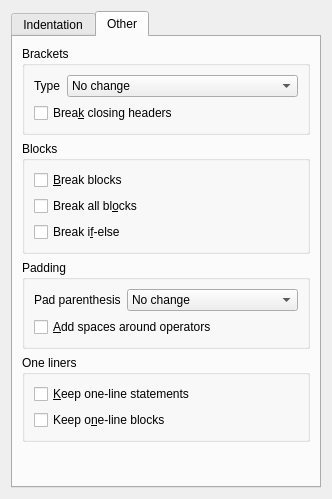
Before: the Qt Designer form formatters/astyle/astyle_preferences.ui in KDE/kdevelop, drawn with Qt 5.
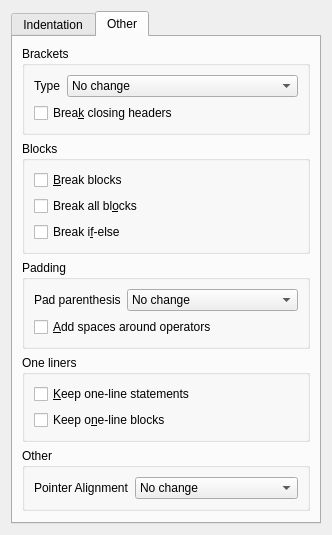
After: the same form once the commit is applied. The open tabs and pages were chosen to show the change. Custom widgets are drawn as their Qt base class.

Commit message: add support for PointerAlignment (No Change, Name, Middle, Type) in astyle formatter

```diff
--- a/formatters/astyle/astyle_preferences.ui
+++ b/formatters/astyle/astyle_preferences.ui
@@ -505,6 +505,46 @@
          </layout>
         </widget>
        </item>
+       <item>
+        <widget class="QGroupBox" name="gpOther">
+         <property name="title">
+          <string>Other</string>
+         </property>
+         <layout class="QGridLayout" name="gridLayout" columnstretch="0,1">
+          <item row="0" column="0">
+           <widget class="QLabel" name="lblPointerAlign">
+            <property name="text">
+             <string>Pointer Alignment</string>
+            </property>
+           </widget>
+          </item>
+          <item row="0" column="1">
+           <widget class="QComboBox" name="cbPointerAlign">
+            <item>
+             <property name="text">
+              <string>No change</string>
+             </property>
+            </item>
+            <item>
+             <property name="text">
+              <string>Name</string>
+             </property>
+            </item>
+            <item>
+             <property name="text">
+              <string>Middle</string>
+             </property>
+            </item>
+            <item>
+             <property name="text">
+              <string>Type</string>
+             </property>
+            </item>
+           </widget>
+          </item>
+         </layout>
+        </widget>
+       </item>
        <item>
         <spacer name="verticalSpacer_3">
          <property name="orientation">
```
The commit also changes 5 other files.
